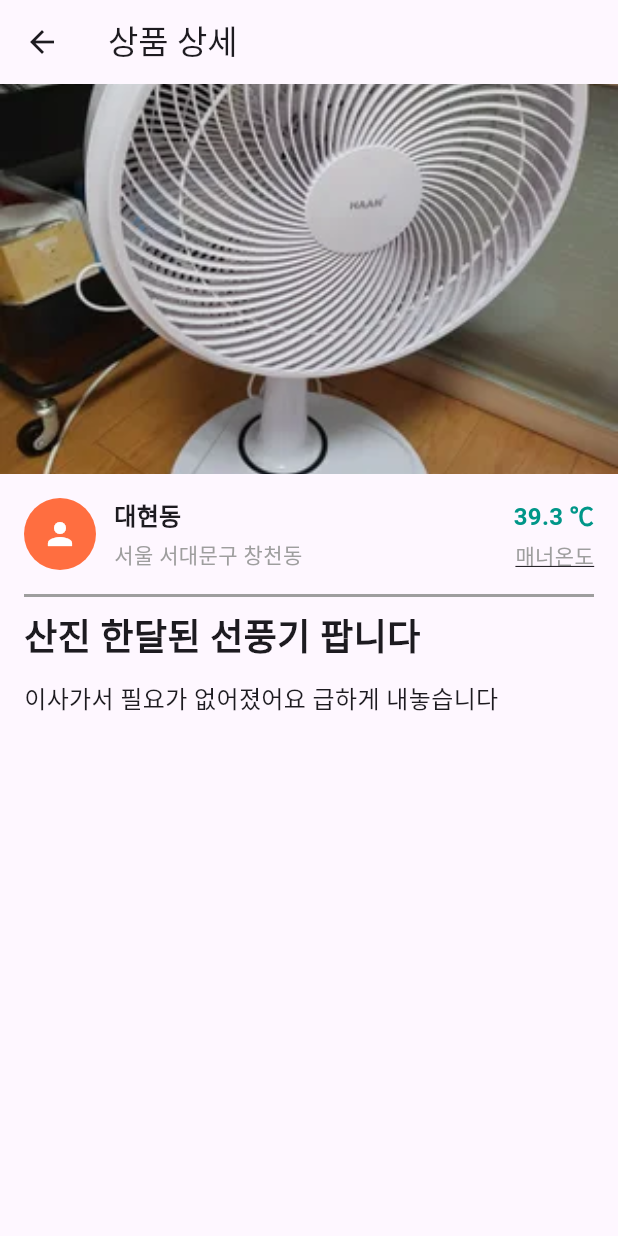
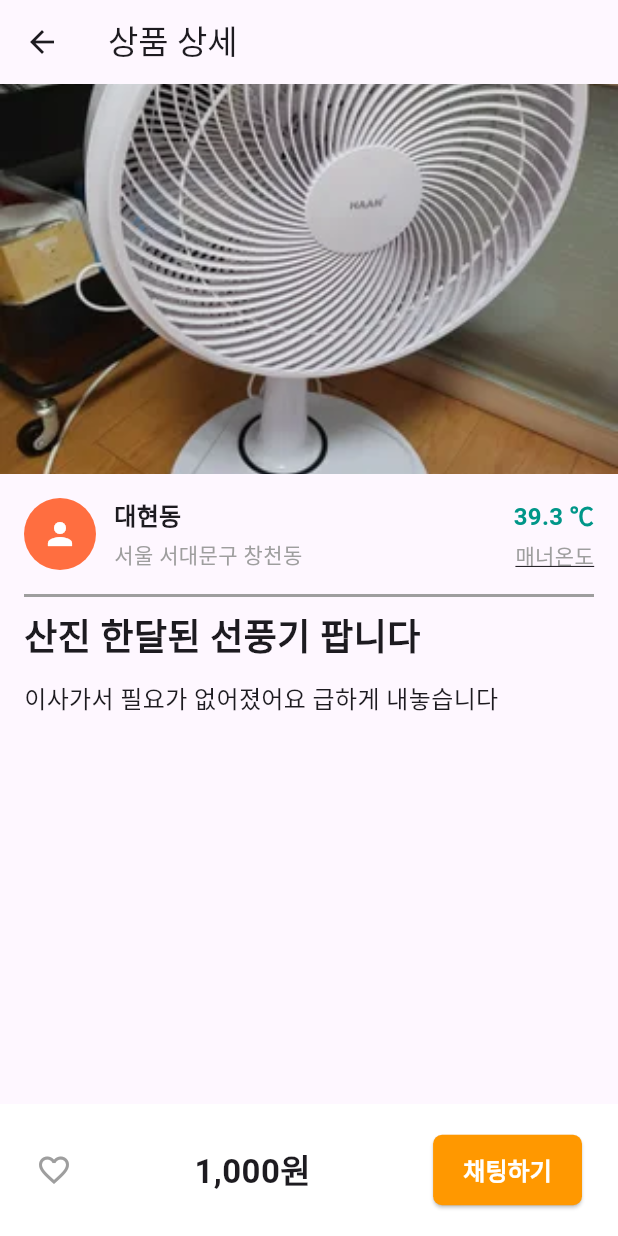
Before and after one commit to Meezzi/apple-market, a Flutter app: the screen it shows after launch, after a tap on "산진 한달된 선풍기 팝니다", on a phone screen of 412 x 824 dp. Run offline on Flutter 3.47's test engine with Material 3 defaults, Android fonts, the phone set to English and light mode, and no system bars; our stand-ins replace flutter_riverpod.

Commit message:
feat: 상품 상세 페이지에 하단 바 추가

```diff
--- a/lib/features/product/presentation/pages/product_detail_page.dart
+++ b/lib/features/product/presentation/pages/product_detail_page.dart
@@ -1,4 +1,5 @@
 import 'package:apple_market/data/models/product.dart';
+import 'package:apple_market/features/product/presentation/widgets/product_bottom_bar.dart';
 import 'package:apple_market/features/product/presentation/widgets/product_info.dart';
 import 'package:flutter/material.dart';
 
@@ -11,6 +12,10 @@ class ProductDetailPage extends StatelessWidget {
   Widget build(BuildContext context) {
     return Scaffold(
       appBar: AppBar(title: Text('상품 상세')),
+      bottomNavigationBar: ProductBottomBar(
+        price: product.price,
+        onChatTap: () {},
+      ),
       body: Column(
         children: [
           Image.asset(
--- /dev/null
+++ b/lib/features/product/presentation/widgets/product_bottom_bar.dart
@@ -0,0 +1,51 @@
+import 'package:apple_market/util/format_price.dart';
+import 'package:flutter/material.dart';
+
+class ProductBottomBar extends StatelessWidget {
+  const ProductBottomBar({
+    super.key,
+    required this.price,
+    required this.onChatTap,
+  });
+
+  final int price;
+  final VoidCallback? onChatTap;
+
+  @override
+  Widget build(BuildContext context) {
+    return Container(
+      padding: const EdgeInsets.symmetric(horizontal: 24, vertical: 20),
+      color: Colors.white,
+      child: Row(
+        mainAxisAlignment: MainAxisAlignment.spaceBetween,
+        crossAxisAlignment: CrossAxisAlignment.center,
+        children: [
+          const Icon(Icons.favorite_border, color: Colors.grey),
+          Text(
+            '${formatPrice(price)}원',
+            style: const TextStyle(fontWeight: FontWeight.bold, fontSize: 22),
+          ),
+          ElevatedButton(
+            onPressed: () {
+              // 채팅 버튼 클릭 처리
+            },
+            style: ButtonStyle(
+              backgroundColor: WidgetStateProperty.all(Colors.orange),
+              foregroundColor: WidgetStateProperty.all(Colors.white),
+              padding: WidgetStateProperty.all(
+                const EdgeInsets.symmetric(horizontal: 20, vertical: 12),
+              ),
+              shape: WidgetStateProperty.all(
+                RoundedRectangleBorder(borderRadius: BorderRadius.circular(6)),
+              ),
+            ),
+            child: Text(
+              '채팅하기',
+              style: TextStyle(fontWeight: FontWeight.bold, fontSize: 16),
+            ),
+          ),
+        ],
+      ),
+    );
+  }
+}
```
